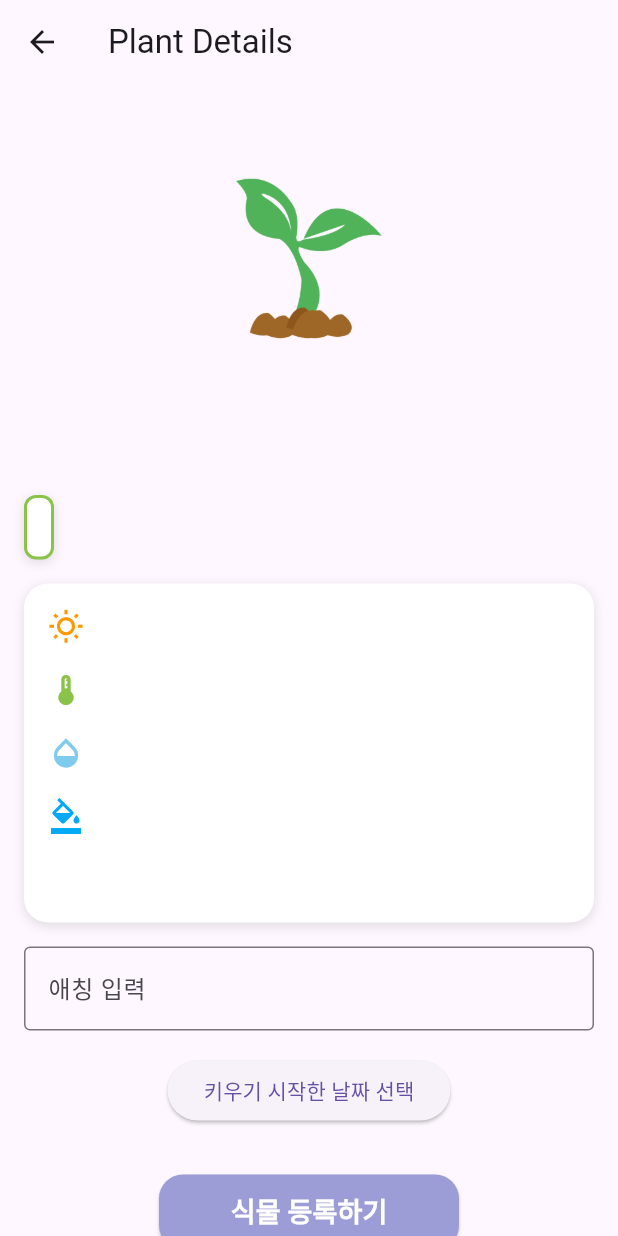
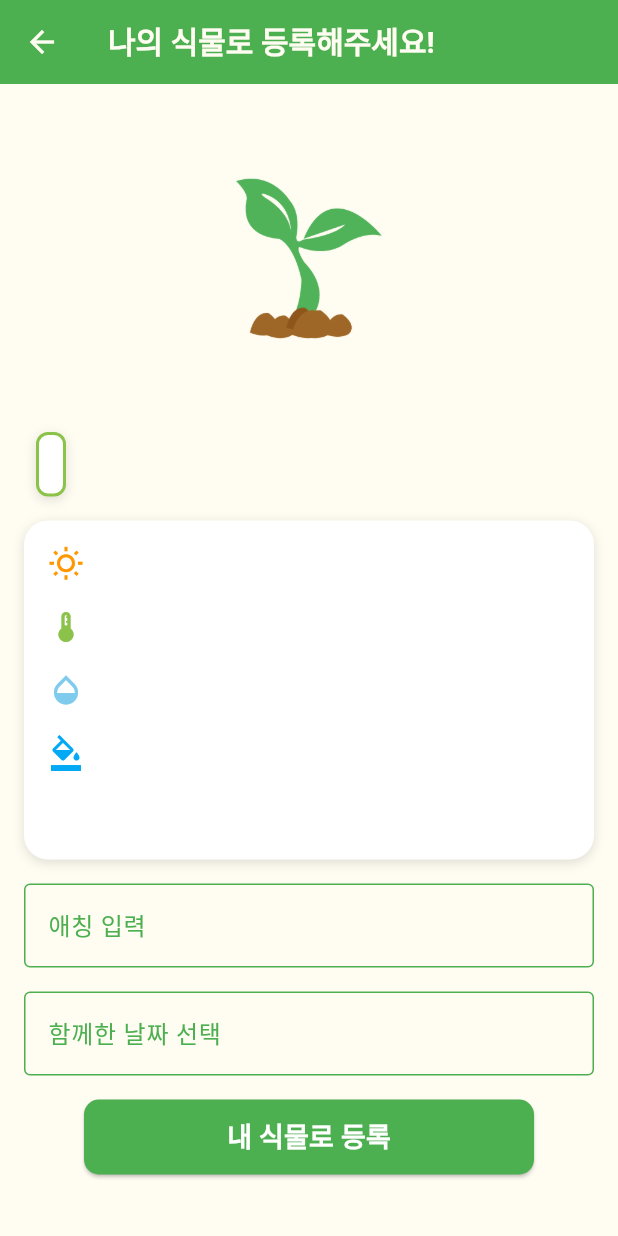
Before and after one commit to mobile01Team/plantApp, a Flutter app: the AddPage screen opened directly with empty values, on a phone screen of 412 x 824 dp. Run offline on Flutter 3.47's test engine with Material 3 defaults, Android fonts, the phone set to English and light mode, and no system bars; our stand-ins replace cloud_firestore, firebase_auth, firebase_core, firebase_storage, fl_chart, flutter_local_notifications and 6 more; accounts and stored records are empty; network calls fail.

Commit message:
ui 전체적 수정

```diff
--- a/plant/lib/add.dart
+++ b/plant/lib/add.dart
@@ -1,7 +1,7 @@
-import 'package:flutter/material.dart';
 import 'package:cloud_firestore/cloud_firestore.dart';
 import 'package:firebase_auth/firebase_auth.dart';
 import 'package:firebase_storage/firebase_storage.dart'; // firebase_storage 패키지 추가
+import 'package:flutter/material.dart';
 import 'package:shimmer/shimmer.dart'; // shimmer 패키지 추가
 
 class AddPage extends StatefulWidget {
@@ -34,13 +34,27 @@ class _AddPageState extends State<AddPage> {
   final TextEditingController _nicknameController = TextEditingController();
   DateTime? _selectedDate;
   final FirebaseAuth _auth = FirebaseAuth.instance;
+  bool _isNicknameEntered = false;
 
   Future<void> _selectDate(BuildContext context) async {
     final DateTime? picked = await showDatePicker(
       context: context,
       initialDate: _selectedDate ?? DateTime.now(),
       firstDate: DateTime(2000),
-      lastDate: DateTime(2101),
+      lastDate: DateTime.now(),
+      builder: (BuildContext context, Widget? child) {
+        return Theme(
+          data: Theme.of(context).copyWith(
+            colorScheme: ColorScheme.light(
+              primary: Colors.green, // 헤더 배경색
+              onPrimary: Colors.white, // 헤더 텍스트 색
+              onSurface: Colors.black, // 바디 텍스트 색
+            ),
+            dialogBackgroundColor: Colors.white, // 다이얼로그 배경색
+          ),
+          child: child!,
+        );
+      },
     );
     if (picked != null && picked != _selectedDate) {
       setState(() {
@@ -64,8 +78,17 @@ class _AddPageState extends State<AddPage> {
   Widget build(BuildContext context) {
     return Scaffold(
       appBar: AppBar(
-        title: const Text('Plant Details'),
+        backgroundColor: Colors.green,
+        title: const Text(
+          '나의 식물로 등록해주세요!',
+          style: TextStyle(
+              color: Color(0xffFFFCF2),
+              fontWeight: FontWeight.w600,
+              fontSize: 20),
         ),
+        iconTheme: const IconThemeData(color: Color(0xffFFFCF2)),
+      ),
+      backgroundColor: const Color(0xffFFFCF2),
       body: SingleChildScrollView(
         child: Padding(
           padding: const EdgeInsets.all(16.0),
@@ -97,11 +120,17 @@ class _AddPageState extends State<AddPage> {
                 ),
               ),
               const SizedBox(height: 16),
-              Text(
+              Row(
+                children: [
+                  Shimmer.fromColors(
+                    baseColor: const Color.fromARGB(255, 7, 69, 69),
+                    highlightColor: const Color.fromARGB(255, 140, 188, 96),
+                    child: Text(
                       widget.name,
                       style: const TextStyle(fontSize: 24),
                     ),
-              const SizedBox(height: 8),
+                  ),
+                  const SizedBox(width: 8),
                   Container(
                     padding: const EdgeInsets.all(8.0),
                     decoration: BoxDecoration(
@@ -118,7 +147,7 @@ class _AddPageState extends State<AddPage> {
                     ),
                     child: Shimmer.fromColors(
                       baseColor: Colors.lightBlue,
-                  highlightColor: Color.fromARGB(255, 169, 176, 159),
+                      highlightColor: const Color.fromARGB(255, 169, 176, 159),
                       child: Text(
                         widget.special,
                         style: const TextStyle(
@@ -127,6 +156,8 @@ class _AddPageState extends State<AddPage> {
                         ),
                       ),
                     ),
+                  ),
+                ],
               ),
               const SizedBox(height: 16),
               Container(
@@ -147,7 +178,8 @@ class _AddPageState extends State<AddPage> {
                   children: [
                     Row(
                       children: [
-                        const Icon(Icons.wb_sunny_outlined, color: Colors.orange),
+                        const Icon(Icons.wb_sunny_outlined,
+                            color: Colors.orange),
                         const SizedBox(width: 8),
                         Expanded(
                           child: Text(
@@ -161,7 +193,8 @@ class _AddPageState extends State<AddPage> {
                     const SizedBox(height: 16),
                     Row(
                       children: [
-                        const Icon(Icons.thermostat_outlined, color: Colors.lightGreen),
+                        const Icon(Icons.thermostat_outlined,
+                            color: Colors.lightGreen),
                         const SizedBox(width: 8),
                         Expanded(
                           child: Text(
@@ -175,7 +208,8 @@ class _AddPageState extends State<AddPage> {
                     const SizedBox(height: 16),
                     Row(
                       children: [
-                        const Icon(Icons.opacity_outlined, color: Color.fromARGB(255, 127, 203, 238)),
+                        const Icon(Icons.opacity_outlined,
+                            color: Color.fromARGB(255, 127, 203, 238)),
                         const SizedBox(width: 8),
                         Expanded(
                           child: Text(
@@ -189,7 +223,8 @@ class _AddPageState extends State<AddPage> {
                     const SizedBox(height: 16),
                     Row(
                       children: [
-                        const Icon(Icons.format_color_fill, color: Colors.lightBlue),
+                        const Icon(Icons.format_color_fill,
+                            color: Colors.lightBlue),
                         const SizedBox(width: 8),
                         Expanded(
                           child: Text(
@@ -211,23 +246,71 @@ class _AddPageState extends State<AddPage> {
               const SizedBox(height: 16),
               TextField(
                 controller: _nicknameController,
-                decoration: const InputDecoration(
+                onChanged: (value) {
+                  setState(() {
+                    _isNicknameEntered = value.isNotEmpty;
+                  });
+                },
+                style: const TextStyle(
+                  color: Color(0xff3D3D3D), // 텍스트 색상 설정
+                  fontSize: 16, // 폰트 크기 설정
+                ),
+                decoration: InputDecoration(
                   labelText: '애칭 입력',
-                  border: OutlineInputBorder(),
+                  labelStyle: const TextStyle(
+                    color: Colors.green, // 라벨 텍스트 색상 설정
+                  ),
+                  border: const OutlineInputBorder(),
+                  focusedBorder: const OutlineInputBorder(
+                    borderSide: BorderSide(
+                      color: Colors.green, // 포커스된 상태의 테두리 색상 설정
+                    ),
+                  ),
+                  enabledBorder: const OutlineInputBorder(
+                    borderSide: BorderSide(
+                      color: Colors.green, // 기본 상태의 테두리 색상 설정
+                    ),
+                  ),
+                  suffixIcon: _isNicknameEntered
+                      ? const Icon(Icons.check, color: Colors.lightGreen)
+                      : null,
                 ),
               ),
               const SizedBox(height: 16),
-              Center(
-                child: Column(
-                  children: [
-                    ElevatedButton(
-                      onPressed: () => _selectDate(context),
-                      child: const Text('키우기 시작한 날짜 선택'),
+              GestureDetector(
+                onTap: () => _selectDate(context),
+                child: AbsorbPointer(
+                  child: TextField(
+                    controller: TextEditingController(
+                      text: _selectedDate != null
+                          ? "${_selectedDate!.year}-${_selectedDate!.month}-${_selectedDate!.day}"
+                          : '',
                     ),
-                    const SizedBox(height: 16),
-                    if (_selectedDate != null)
-                      const Icon(Icons.check, color: Colors.lightGreen),
-                  ],
+                    style: const TextStyle(
+                      color: Color(0xff3D3D3D), // 텍스트 색상 설정
+                      fontSize: 16, // 폰트 크기 설정
+                    ),
+                    decoration: InputDecoration(
+                      labelText: '함께한 날짜 선택',
+                      labelStyle: const TextStyle(
+                        color: Colors.green, // 라벨 텍스트 색상 설정
+                      ),
+                      border: const OutlineInputBorder(),
+                      focusedBorder: const OutlineInputBorder(
+                        borderSide: BorderSide(
+                          color: Colors.green, // 포커스된 상태의 테두리 색상 설정
+                        ),
+                      ),
+                      enabledBorder: const OutlineInputBorder(
+                        borderSide: BorderSide(
+                          color: Colors.green, // 기본 상태의 테두리 색상 설정
+                        ),
+                      ),
+                      suffixIcon: _selectedDate != null
+                          ? const Icon(Icons.check, color: Colors.lightGreen)
+                          : null,
+                    ),
+                  ),
                 ),
               ),
               const SizedBox(height: 16),
@@ -236,7 +319,9 @@ class _AddPageState extends State<AddPage> {
                   onPressed: () async {
                     final User? user = _auth.currentUser;
                     if (user != null && _selectedDate != null) {
-                      await FirebaseFirestore.instance.collection('PlantList').add({
+                      await FirebaseFirestore.instance
+                          .collection('PlantList')
+                          .add({
                         'name': widget.name,
                         'lux': widget.lux,
                         'temp': widget.temp,
@@ -252,15 +337,19 @@ class _AddPageState extends State<AddPage> {
                     }
                   },
                   style: ElevatedButton.styleFrom(
-                    backgroundColor: Color.fromARGB(255, 156, 156, 214),
-                    minimumSize: const Size(200, 50),
+                    backgroundColor: Colors.green,
+                    minimumSize: const Size(300, 50),
                     shape: RoundedRectangleBorder(
-                      borderRadius: BorderRadius.circular(16),
+                      borderRadius: BorderRadius.circular(10),
                     ),
                   ),
                   child: const Text(
-                    '식물 등록하기',
-                    style: TextStyle(color: Colors.white,fontSize: 18, fontWeight: FontWeight.bold),
+                    '내 식물로 등록',
+                    style: TextStyle(
+                      color: Colors.white,
+                      fontSize: 18,
+                      fontWeight: FontWeight.bold,
+                    ),
                   ),
                 ),
               ),
--- a/plant/lib/add_list_page.dart
+++ b/plant/lib/add_list_page.dart
@@ -23,11 +23,11 @@ class AddListPage extends StatelessWidget {
     return Scaffold(
       appBar: AppBar(
           backgroundColor: Colors.green,
-          title: const Text('Add Plant List',
+          title: const Text('키우는 식물을 선택해주세요!',
               style: TextStyle(
-                color: Color(0xffFFFCF2),
-                fontWeight: FontWeight.w600,
-              )),
+                  color: Color(0xffFFFCF2),
+                  fontWeight: FontWeight.w600,
+                  fontSize: 20)),
           iconTheme: const IconThemeData(color: Color(0xffFFFCF2))),
       backgroundColor: const Color(0xffFFFCF2),
       body: StreamBuilder<QuerySnapshot>(
--- a/plant/lib/detail.dart
+++ b/plant/lib/detail.dart
@@ -148,7 +148,7 @@ class _DetailPageState extends State<DetailPage>
     return Scaffold(
       appBar: AppBar(
           backgroundColor: Colors.green,
-          title: Text(widget.name,
+          title: Text(widget.nickname,
               style: TextStyle(
                 color: Color(0xffFFFCF2),
                 fontWeight: FontWeight.w600,
```
Lines whose indentation alone changed are shown as unchanged.
